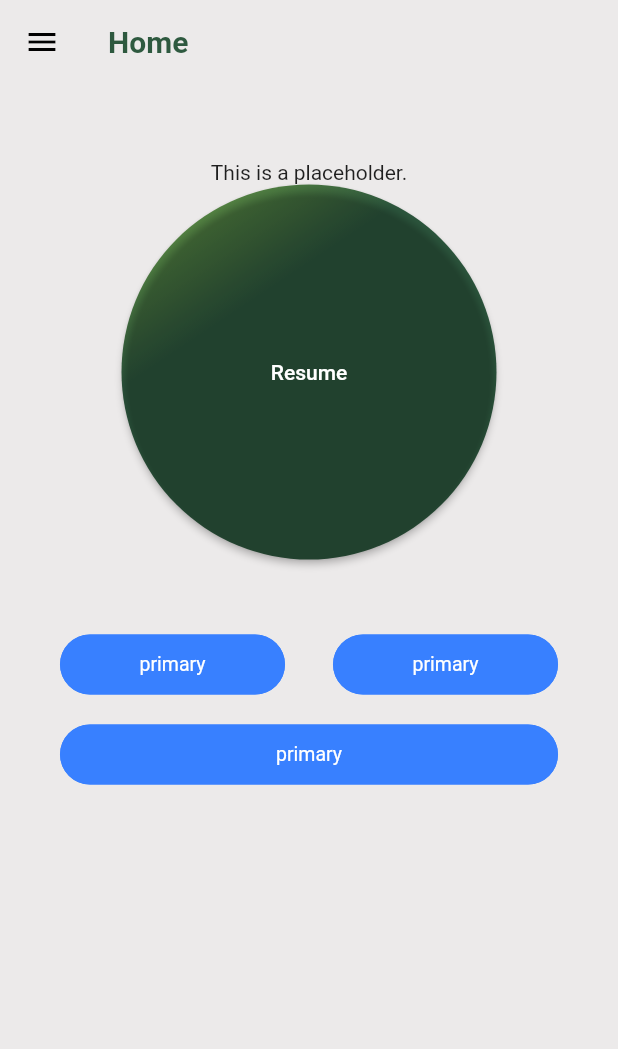
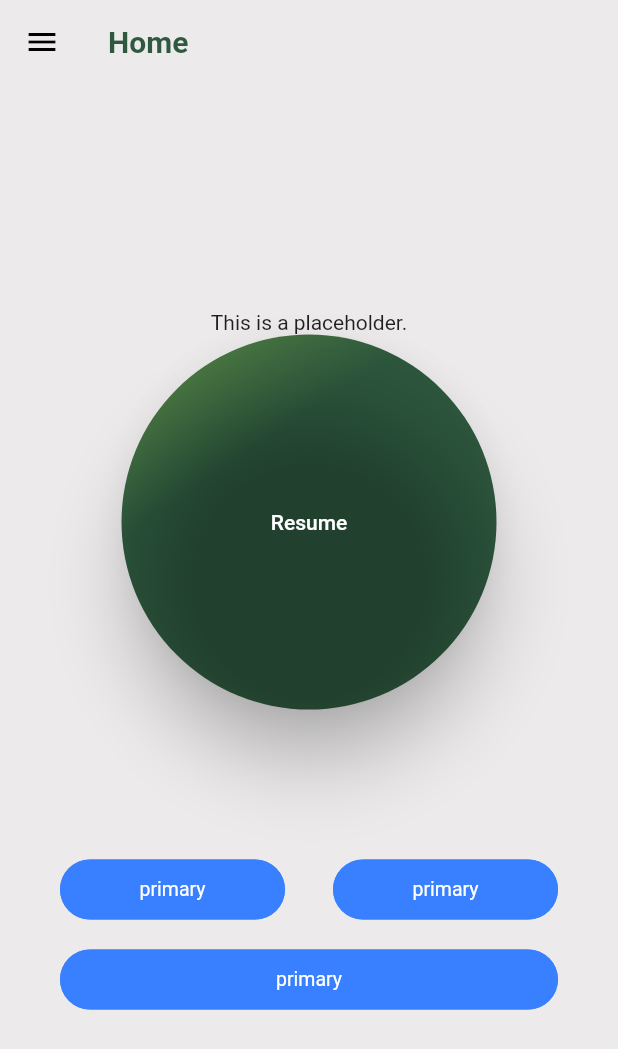
Before and after one commit to GSC-2023/Flutter_App, a Flutter app: the screen it shows after launch, after a tap on "Begin Work", on a phone screen of 412 x 824 dp. Shown: the top 1049 px of the screen. Run offline on Flutter 3.47's test engine with Material 2 defaults, Android fonts, the phone set to English and light mode, and no system bars; drawn by our look-alikes of getwidget.

Commit message:
style home_page

```diff
--- a/break_app/lib/screens/home.dart
+++ b/break_app/lib/screens/home.dart
@@ -80,9 +80,10 @@ class _HomeState extends State<Home> {
         foregroundColor:  Color(0xECEAEA),
       ),
       body: Column(
-              mainAxisAlignment: MainAxisAlignment.center,
-      crossAxisAlignment: CrossAxisAlignment.center,
+        mainAxisAlignment: MainAxisAlignment.center,
+        crossAxisAlignment: CrossAxisAlignment.center,
         children: [
+          SizedBox(height: 150,),
           Container(
             child: Center(
               child: Text(
@@ -91,13 +92,12 @@ class _HomeState extends State<Home> {
             )
           ),
           Container(
-            // padding: const EdgeInsets.fromLTRB(0, 0, 0, 30),
             decoration: BoxDecoration(
               gradient: LinearGradient(
                 begin: Alignment.topLeft,
                 stops: [0, 0, 0.5],
                 end: Alignment(0, 0.5),
-                colors: [Colors.lightGreen, Color.lerp(Colors.lightGreen, DarkGreen,0.25)??Colors.lightGreen,DarkGreen],
+                colors: [Colors.lightGreen, Color.lerp(Colors.lightGreen, DarkGreen,0.5)??Colors.lightGreen,DarkGreen],
               ),
               shape: BoxShape.circle,
             ),
@@ -112,13 +112,14 @@ class _HomeState extends State<Home> {
                 fixedSize: const Size(250, 250),
                 shape: const CircleBorder(),
                 backgroundColor: Colors.transparent,
-                // shadowColor: Colors.black,
-                // elevation: 15,
+                shadowColor: Colors.black,
+                elevation: 20,
               ),
               child:
                 started ? (isRunning ? Text('Pause') : Text('Resume')) : Text('Begin Work'),
             ),
           ),
+          SizedBox(height: 50,),
           started ? HomeButton() : HomeQuote()
       ]),
     );
--- a/break_app/lib/screens/home_button.dart
+++ b/break_app/lib/screens/home_button.dart
@@ -8,7 +8,7 @@ class HomeButton extends StatelessWidget{
     return Container(
       padding: const EdgeInsets.fromLTRB(40, 50, 40, 0),
       width: double.infinity,
-      height: 400,
+      height: 300,
       child: Column(
         children: [
           Row(
--- a/break_app/lib/screens/home_quote.dart
+++ b/break_app/lib/screens/home_quote.dart
@@ -1,3 +1,4 @@
+import 'package:break_app/colors/colors.dart';
 import 'package:flutter/material.dart';
 import 'package:getwidget/getwidget.dart';
 
@@ -6,20 +7,20 @@ class HomeQuote extends StatelessWidget{
   Widget build(BuildContext context){
     return Container(
       padding: const EdgeInsets.fromLTRB(20, 10, 20, 10),
-      height: 400,
-      color: Colors.grey[200],
+      height: 300,
+      color: Grey,
       child: GFCard(
         boxFit: BoxFit.cover,
-        color: Colors.blue,
+        color: White,
         title: GFListTile(
           title: Text(
             'Quote of the Day',
-            style: TextStyle(color: Colors.white,)
+            style: TextStyle(color: Colors.black,)
             ),
         ),
         content: Text(
           "Take break is to walk longer\nConfusius wong yufei",
-          style: TextStyle(color: Colors.white,)
+          style: TextStyle(color: Colors.black,)
           ),
       ),
     );
```
